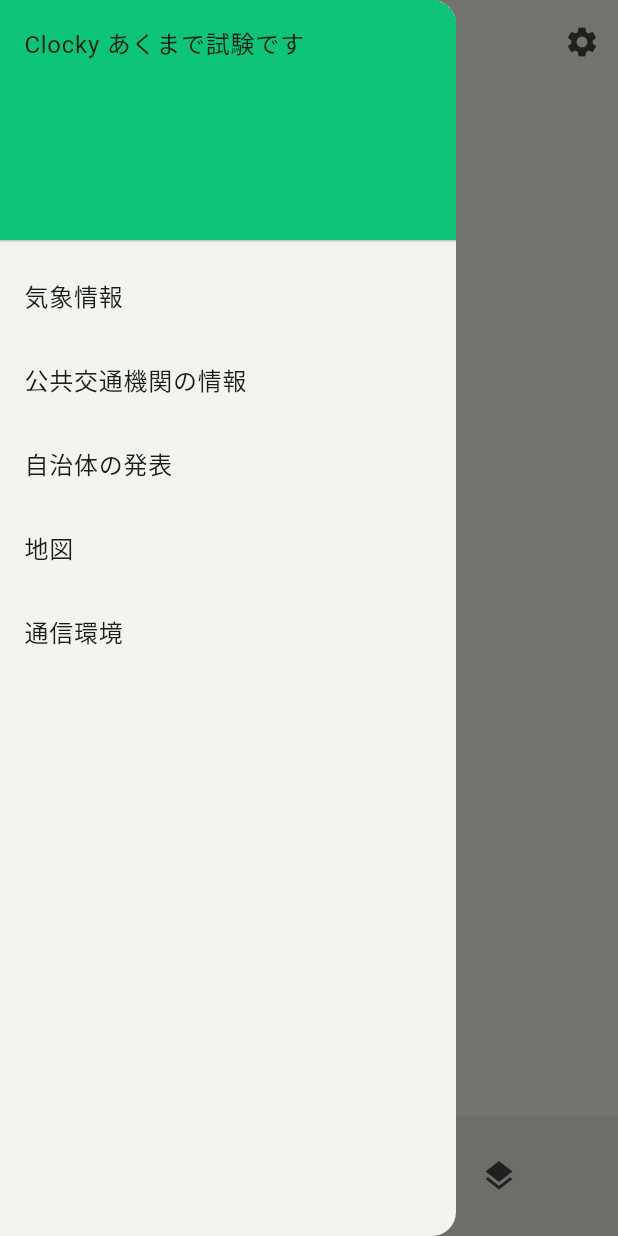
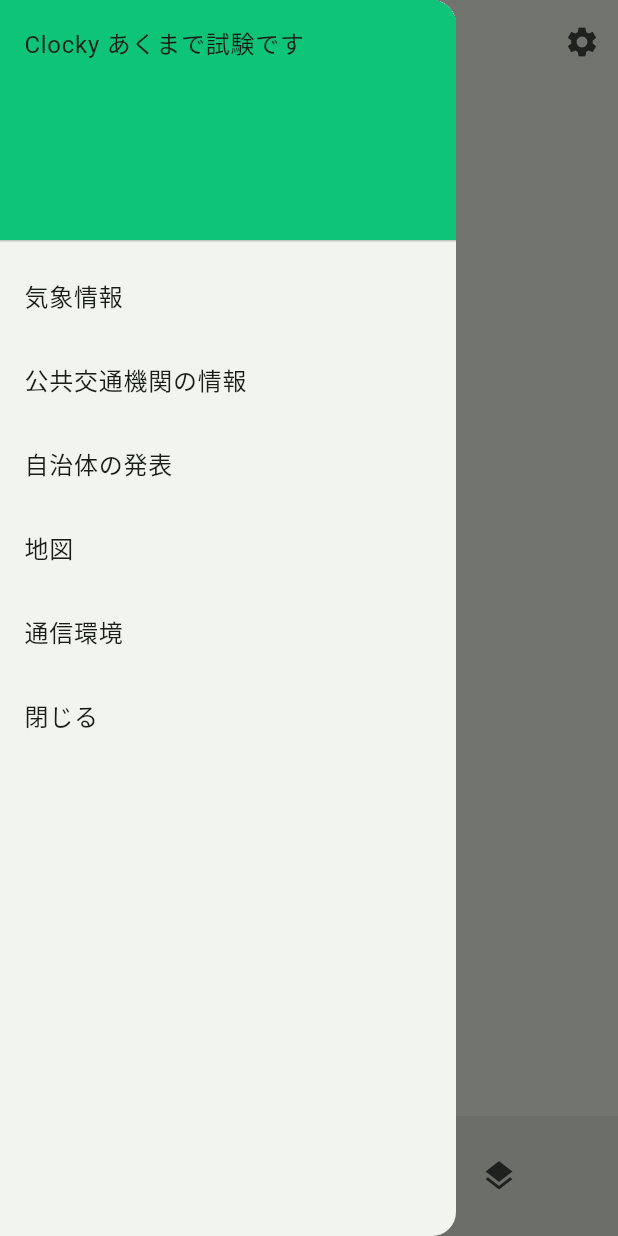
Before and after one commit to nanten-pi/PLATEAUpront, a Flutter app: the screen it shows after launch, with the side drawer open, on a phone screen of 412 x 824 dp. Run offline on Flutter 3.47's test engine with Material 2 defaults, Android fonts, the phone set to English and light mode, and no system bars; our stand-ins replace dio, flutter_riverpod, freezed_annotation, pretty_dio_logger, retrofit; missing offline and left inert: model_viewer_plus; generated files the repository leaves out were written again.

Commit message:
小変更（url周り) 現状おそらく画面遷移機能を実装していないためmodelビューアが使えない

```diff
--- a/mainapp/lib/main_screen.dart
+++ b/mainapp/lib/main_screen.dart
@@ -6,6 +6,15 @@ import 'package:mainapp/viewmodel.dart';
 import 'package:model_viewer_plus/model_viewer_plus.dart';
 //url_launcher
 import 'package:url_launcher/link.dart';
+import 'package:url_launcher/url_launcher.dart';
+
+//できればこのurlもjsonで変えれるようにしたい
+final jmaurl = Uri.parse('https://www.jma.go.jp/jma/index.html');
+final mapurl = Uri.parse('https://www.google.com/maps');
+final jrurl = Uri.parse('https://www.westjr.co.jp/');
+final localgovernmenturl =
+    Uri.parse('https://www.city.higashihiroshima.lg.jp/index.html');
+final frequrl = Uri.parse('https://fast.com/ja/');
 
 //main.dartによって呼ばれるMainScreenクラス
 class MainScreen extends StatefulWidget {
@@ -47,32 +56,39 @@ class _MainScreenState extends State<MainScreen> {
               title: const Text('気象情報'),
               onTap: () {
                 // メニュー1のアクションを追加
-                Navigator.pop(context); // メニューを閉じる
+                launchUrl(jmaurl); // メニューを閉じる
               },
             ),
             ListTile(
               title: const Text('公共交通機関の情報'),
               onTap: () {
                 // メニュー2のアクションを追加
-                Navigator.pop(context); // メニューを閉じる
+                launchUrl(jrurl); // ちなみにjrwest
               },
             ),
             ListTile(
               title: const Text('自治体の発表'),
               onTap: () {
                 // メニュー3のアクションを追加
-                Navigator.pop(context); // メニューを閉じる
+                launchUrl(localgovernmenturl); //東広島市
               },
             ),
             ListTile(
               title: const Text('地図'),
               onTap: () {
                 // メニュー4のアクションを追加
-                Navigator.pop(context); // メニューを閉じる
+                launchUrl(mapurl); // googlemap
               },
             ),
             ListTile(
               title: const Text('通信環境'),
+              onTap: () {
+                // メニュー5のアクションを追加
+                launchUrl(frequrl); // 通信速度
+              },
+            ),
+            ListTile(
+              title: const Text('閉じる'),
               onTap: () {
                 // メニュー5のアクションを追加
                 Navigator.pop(context); // メニューを閉じる
```
